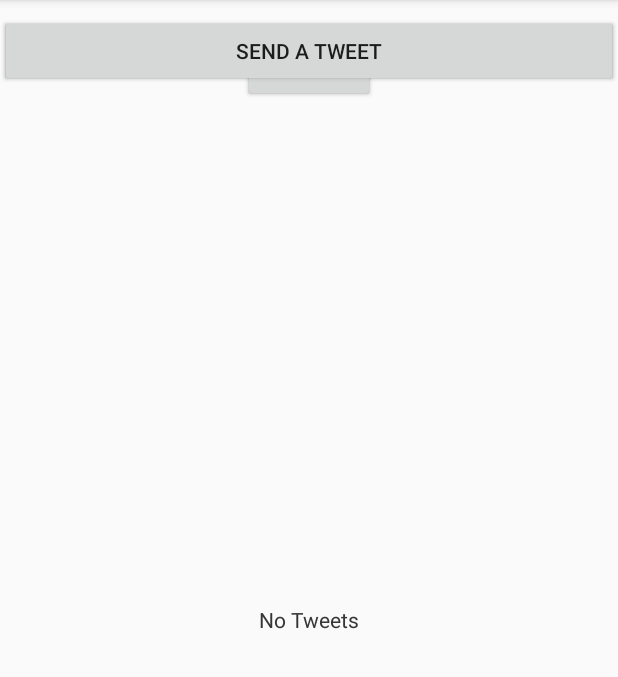
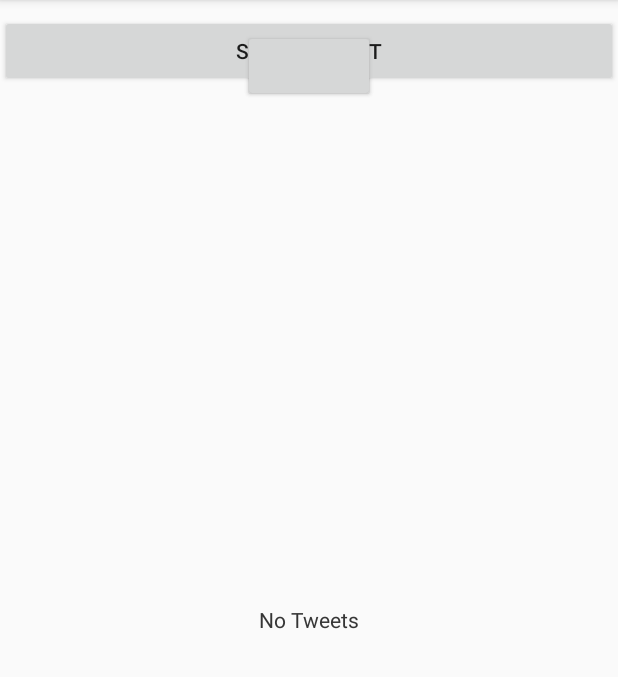
Before and after one commit to jamie-ayer/gradtech, an Android app: the screen it shows after launch (TestActivity), after a tap on "GO TO TEST ACTIVITY", on a phone screen of 412 x 824 dp, the part 84-761 px from its top. Run offline under Robolectric (Android 15) with nearby library versions, the phone set to English and light mode, and no system bars; our stand-ins replace ButterKnife; libraries missing offline, so code that uses them is left out: com.facebook, com.facebook.login, com.facebook.share, com.twitter.sdk, io.fabric.sdk; plain views replace TwitterLoginButton; 16 statements that could not run were skipped.

Commit message:
added FragmentManager,etc.

```diff
--- a/GradTech/app/src/main/java/com/ga/gradtech/Cards/Twitter/TwitterFragment.java
+++ b/GradTech/app/src/main/java/com/ga/gradtech/Cards/Twitter/TwitterFragment.java
@@ -44,9 +44,9 @@ public class TwitterFragment extends Fragment {
         View v = inflater.inflate(R.layout.twitter_card_layout, container, false);
 
         tweet = (Button) v.findViewById(R.id.tweet);
-        tweet.setVisibility(View.INVISIBLE);
+        tweet.setVisibility(v.INVISIBLE);
         listview = (ListView) v.findViewById(R.id.list_view);
-        listview.setVisibility(View.INVISIBLE);
+        listview.setVisibility(v.INVISIBLE);
 
         loginButton = (TwitterLoginButton) v.findViewById(R.id.twitter_login_button);
         loginButton.setCallback(new com.twitter.sdk.android.core.Callback<TwitterSession>() {
@@ -55,6 +55,10 @@ public class TwitterFragment extends Fragment {
                 TwitterSession session = result.data;
                 String msg = "@" + session.getUserName() + " logged in! (#" + session.getUserId() + ")";
                 Toast.makeText(getContext(), msg, Toast.LENGTH_LONG).show(); // getContext might not be right
+
+                loginButton.setVisibility(View.INVISIBLE);
+                tweet.setVisibility(View.VISIBLE);
+                listview.setVisibility(View.VISIBLE);
             }
 
             @Override
@@ -62,10 +66,6 @@ public class TwitterFragment extends Fragment {
                 Log.d("TwitterKit", "Login with Twitter failure", exception);
             }
         });
-
-        loginButton.setVisibility(View.GONE);
-        tweet.setVisibility(View.VISIBLE);
-        listview.setVisibility(View.VISIBLE);
 
         tweet.setOnClickListener(new View.OnClickListener() {
             @Override
@@ -78,7 +78,6 @@ public class TwitterFragment extends Fragment {
         });
 
 
-
         final UserTimeline userTimeline = new UserTimeline.Builder()
                 .screenName("fabric")
                 .build();
@@ -86,9 +85,6 @@ public class TwitterFragment extends Fragment {
                 .setTimeline(userTimeline)
                 .build();
         listview.setAdapter(adapter);
-
-
-
 
         return v;
     }
--- a/GradTech/app/src/main/java/com/ga/gradtech/MainActivity.java
+++ b/GradTech/app/src/main/java/com/ga/gradtech/MainActivity.java
@@ -1,6 +1,7 @@
 package com.ga.gradtech;
 
 import android.content.Intent;
+import android.support.v4.app.FragmentManager;
 import android.support.v7.app.AppCompatActivity;
 import android.os.Bundle;
 import android.support.v7.widget.LinearLayoutManager;
@@ -41,6 +42,8 @@ public class MainActivity extends AppCompatActivity {
     //This is for testing only
     Button goToTestActivity;
 
+    FragmentManager fragmentManagerTwitter = getSupportFragmentManager();
+
     @Override
     protected void onCreate(Bundle savedInstanceState) {
         super.onCreate(savedInstanceState);
@@ -48,6 +51,8 @@ public class MainActivity extends AppCompatActivity {
         TwitterAuthConfig authConfig = new TwitterAuthConfig(TWITTER_KEY, TWITTER_SECRET);
         Fabric.with(this, new Twitter(authConfig));
         setContentView(R.layout.activity_main);
+
+
 
         Log.d(TAG, "onCreate: ==>>> Before callbackManager");
         callbackManager = CallbackManager.Factory.create();
@@ -91,12 +96,12 @@ public class MainActivity extends AppCompatActivity {
     }
 
     private void initializeAdapter(){
-        RVAdapter adapter = new RVAdapter(cards, this);
+        RVAdapter adapter = new RVAdapter(cards, this, fragmentManagerTwitter);
         recyclerView.setAdapter(adapter);
     }
 
     private void bindDataToAdapter() {
-        recyclerView.setAdapter(new RVAdapter(getSampleArrayList(), this));
+        recyclerView.setAdapter(new RVAdapter(getSampleArrayList(), this, fragmentManagerTwitter));
     }
 
     private void setLayoutManager() {
--- a/GradTech/app/src/main/java/com/ga/gradtech/RVAdapter.java
+++ b/GradTech/app/src/main/java/com/ga/gradtech/RVAdapter.java
@@ -3,6 +3,7 @@ package com.ga.gradtech;
 import android.app.Activity;
 import android.database.Cursor;
 import android.net.Uri;
+import android.support.v4.app.FragmentManager;
 import android.support.v7.widget.CardView;
 import android.support.v7.widget.RecyclerView;
 import android.util.Log;
@@ -60,10 +61,12 @@ public class RVAdapter extends RecyclerView.Adapter<RecyclerView.ViewHolder>{
 
     List<Object> cards;
     Activity mainActivity;
+    FragmentManager fragmentManagerTwitter;
 
-    RVAdapter(List<Object> cards, Activity activity) {
+    RVAdapter(List<Object> cards, Activity activity, FragmentManager fragmentManager2) {
         this.mainActivity = activity;
         this.cards = cards;
+        this.fragmentManagerTwitter = fragmentManager2;
     }
 
     @Override
```
